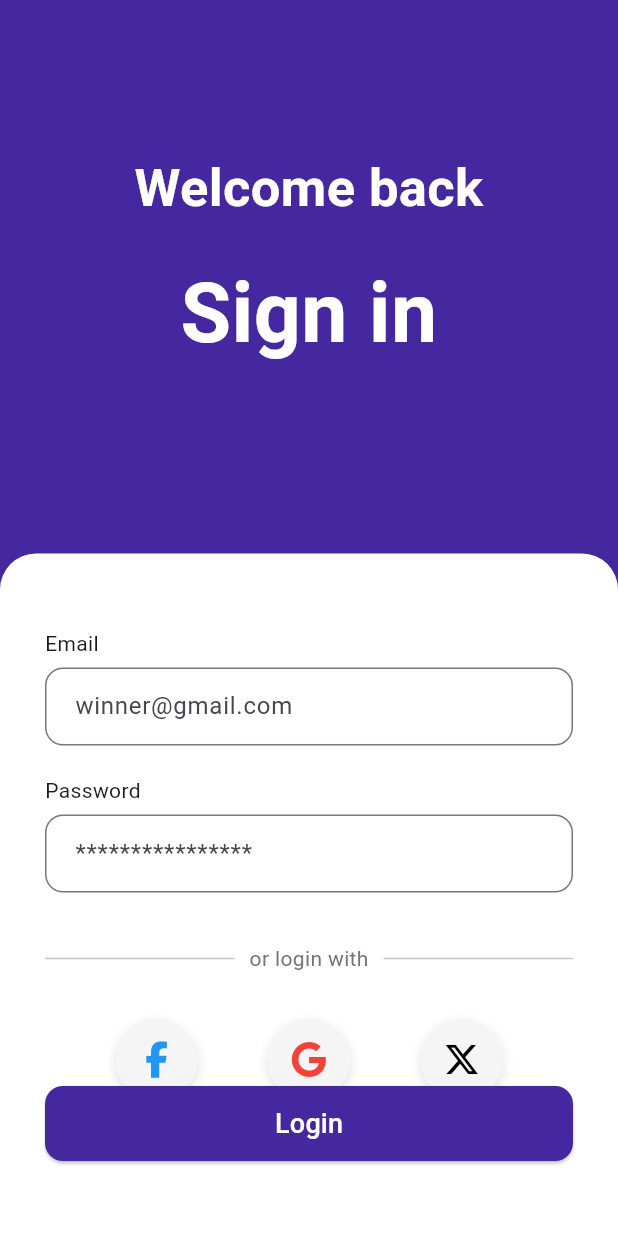
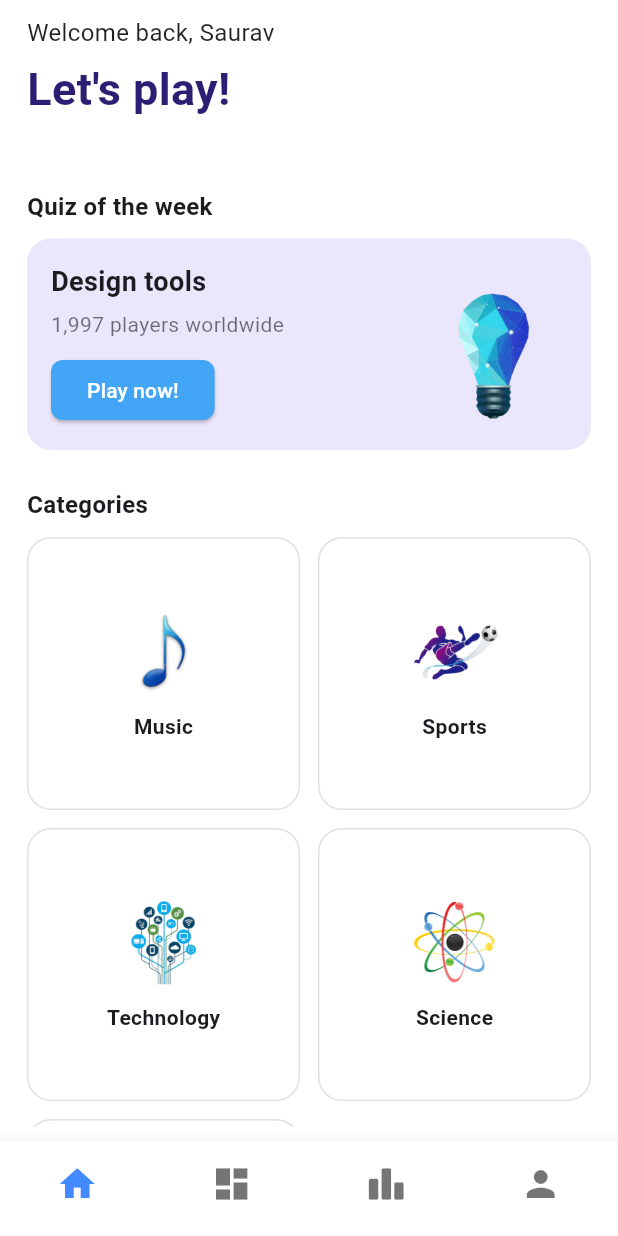
Before and after one commit to Saurav-KumarSingh/Quizopia, a Flutter app: the screen it shows after launch, on a phone screen of 412 x 824 dp. Run offline on Flutter 3.47's test engine with Material 3 defaults, Android fonts, the phone set to English and light mode, and no system bars; our stand-ins replace font_awesome_flutter.

Commit message:
bottom_nav and homescreen UI

```diff
--- /dev/null
+++ b/lib/views/screens/bottom_nav.dart
@@ -0,0 +1,64 @@
+import 'package:flutter/material.dart';
+import 'package:quizopia/views/screens/home.dart';
+
+class BottomNavScreen extends StatefulWidget {
+  const BottomNavScreen({super.key});
+
+  @override
+  State<BottomNavScreen> createState() => _BottomNavScreenState();
+}
+
+class _BottomNavScreenState extends State<BottomNavScreen> {
+  int currentIndex = 0;
+
+  final List<Widget> pages = [
+    HomeScreen(),
+    Center(child: Text('Cart')),
+    Center(child: Text('Category')),
+    Center(child: Text('Print')),
+  ];
+
+  @override
+  Widget build(BuildContext context) {
+    return Scaffold(
+      body: IndexedStack(
+        index: currentIndex,
+        children: pages,
+      ),
+      bottomNavigationBar: BottomNavigationBar(
+        currentIndex: currentIndex,
+        onTap: (index) {
+          setState(() {
+            currentIndex = index;
+          });
+        },
+        type: BottomNavigationBarType.fixed,
+        selectedItemColor: Colors.blueAccent,
+        unselectedItemColor: Colors.black54,
+        iconSize: 28,
+        elevation: 12,
+        backgroundColor: Colors.white,
+        showSelectedLabels: false,
+        showUnselectedLabels: false,
+        items: const [
+          BottomNavigationBarItem(
+            icon: Icon(Icons.home),
+            label: '',
+          ),
+          BottomNavigationBarItem(
+            icon: Icon(Icons.dashboard),
+            label: '',
+          ),
+          BottomNavigationBarItem(
+            icon: Icon(Icons.leaderboard_rounded),
+            label: '',
+          ),
+          BottomNavigationBarItem(
+            icon: Icon(Icons.person),
+            label: '',
+          ),
+        ],
+      ),
+    );
+  }
+}
--- /dev/null
+++ b/lib/views/screens/home.dart
@@ -0,0 +1,150 @@
+import 'package:flutter/material.dart';
+import 'package:quizopia/views/widgets/uihelper.dart';
+
+class HomeScreen extends StatelessWidget {
+  final Color primaryPurple = Color(0xFF2D1E73);
+  final Color lightPurple = Color(0xFFEAE6FB);
+
+  @override
+  Widget build(BuildContext context) {
+    return Scaffold(
+      backgroundColor: Colors.white,
+
+      body: SafeArea(
+        child: Padding(
+          padding: const EdgeInsets.symmetric(horizontal: 18.0, vertical: 10),
+          child: ListView(
+            children: [
+              const Text(
+                "Welcome back, Saurav",
+                style: TextStyle(fontSize: 16, color: Colors.black87),
+              ),
+              const SizedBox(height: 5),
+              const Text(
+                "Let's play!",
+                style: TextStyle(
+                  fontSize: 30,
+                  fontWeight: FontWeight.bold,
+                  color: Color(0xFF2D1E73),
+                ),
+              ),
+              const SizedBox(height: 20),
+
+              // Strike Card
+              // Container(
+              //   padding: const EdgeInsets.all(16),
+              //   decoration: BoxDecoration(
+              //     color: Color(0xFF2D1E73),
+              //     borderRadius: BorderRadius.circular(16),
+              //   ),
+              //   child: Column(
+              //     crossAxisAlignment: CrossAxisAlignment.start,
+              //     children: [
+              //       const Text(
+              //         "3 days strike!",
+              //         style: TextStyle(
+              //           color: Colors.white,
+              //           fontWeight: FontWeight.bold,
+              //           fontSize: 18,
+              //         ),
+              //       ),
+              //       const SizedBox(height: 5),
+              //       const Text(
+              //         "+10 daily points",
+              //         style: TextStyle(color: Colors.white70, fontSize: 14),
+              //       ),
+              //       const SizedBox(height: 10),
+              //       LinearProgressIndicator(
+              //         value: 0.6,
+              //         color: Colors.blue[200],
+              //         backgroundColor: Colors.white24,
+              //       ),
+              //     ],
+              //   ),
+              // ),
+
+              const SizedBox(height: 25),
+
+              const Text(
+                "Quiz of the week",
+                style: TextStyle(fontWeight: FontWeight.bold, fontSize: 16),
+              ),
+              const SizedBox(height: 10),
+
+              // Quiz Card
+              Container(
+                padding: const EdgeInsets.all(16),
+                decoration: BoxDecoration(
+                  color: lightPurple,
+                  borderRadius: BorderRadius.circular(16),
+                ),
+                child: Row(
+                  children: [
+                    Expanded(
+                      child: Column(
+                        crossAxisAlignment: CrossAxisAlignment.start,
+                        children: [
+                          const Text(
+                            "Design tools",
+                            style: TextStyle(
+                                fontSize: 18, fontWeight: FontWeight.bold),
+                          ),
+                          const SizedBox(height: 5),
+                          const Text("1,997 players worldwide",
+                              style: TextStyle(color: Colors.black54)),
+                          const SizedBox(height: 10),
+                          ElevatedButton(
+                            onPressed: () {},
+                            style: ElevatedButton.styleFrom(
+                              backgroundColor: Colors.blue[400],
+                              shape: RoundedRectangleBorder(
+                                  borderRadius: BorderRadius.circular(8)),
+                            ),
+                            child: const Text("Play now!",style: TextStyle(color: Colors.white),),
+                          ),
+                        ],
+                      ),
+                    ),
+                    const SizedBox(width: 10),
+                    Image.asset(
+                      "assets/images/bulb.png",
+                      height: 100,
+                      width: 100,
+                    ),
+                  ],
+                ),
+              ),
+
+              const SizedBox(height: 25),
+
+              const Text(
+                "Categories",
+                style: TextStyle(fontWeight: FontWeight.bold, fontSize: 16),
+              ),
+              const SizedBox(height: 10),
+
+              // Categories Grid
+              GridView.count(
+                crossAxisCount: 2,
+                shrinkWrap: true,
+                crossAxisSpacing: 12,
+                mainAxisSpacing: 12,
+                physics: const NeverScrollableScrollPhysics(),
+                children: [
+                  UiHelper.categoryCard("Music", "assets/images/music.png"),
+                  UiHelper.categoryCard("Sports", "assets/images/sports.png"),
+                  UiHelper.categoryCard("Technology", "assets/images/tech.png"),
+                  UiHelper.categoryCard("Science", "assets/images/science.png"),
+                  UiHelper.categoryCard("Science", "assets/images/bulb.png"),
+
+                ],
+              )
+            ],
+          ),
+        ),
+      ),
+    );
+  }
+
+
+}
--- a/lib/views/screens/login.dart
+++ b/lib/views/screens/login.dart
@@ -1,5 +1,6 @@
 import 'package:flutter/material.dart';
 import 'package:font_awesome_flutter/font_awesome_flutter.dart';
+import 'package:quizopia/views/widgets/uihelper.dart';
 
 class LoginScreen extends StatelessWidget {
   const LoginScreen({super.key});
@@ -103,31 +104,21 @@ class LoginScreen extends StatelessWidget {
                             Row(
                               mainAxisAlignment: MainAxisAlignment.spaceEvenly,
                               children: [
-                                _buildSocialButton(FontAwesomeIcons.facebookF, Colors.blue),
-                                _buildSocialButton(FontAwesomeIcons.google, Colors.red),
-                                _buildSocialButton(FontAwesomeIcons.xTwitter, Colors.black),
+                                UiHelper.socialButton(FontAwesomeIcons.facebookF, Colors.blue),
+                                UiHelper.socialButton(FontAwesomeIcons.google, Colors.red),
+                                UiHelper.socialButton(FontAwesomeIcons.xTwitter, Colors.black),
                               ],
                             ),
                           ],
                         ),
                       ),
                     ),
-                    SizedBox(
-                      height: 50,
-                      child: ElevatedButton(
-                        onPressed: () {},
-                        style: ElevatedButton.styleFrom(
-                          backgroundColor: Colors.deepPurple[800],
-                          shape: RoundedRectangleBorder(
-                            borderRadius: BorderRadius.circular(12),
-                          ),
-                        ),
-                        child: const Text(
-                          "Login",
-                          style: TextStyle(fontSize: 18, color: Colors.white),
-                        ),
-                      ),
-                    ),
+                    UiHelper.customButton(
+                      text: "Login",
+                      onPressed: () {
+                        print("Login button pressed");
+                      },
+                    )
                   ],
                 ),
               ),
@@ -138,23 +129,5 @@ class LoginScreen extends StatelessWidget {
     );
   }
 
-  Widget _buildSocialButton(IconData icon, Color color) {
-    return Container(
-      height: 55,
-      width: 55,
-      padding: const EdgeInsets.all(10),
-      decoration: BoxDecoration(
-        shape: BoxShape.circle,
-        color: Colors.grey[100],
-        boxShadow: [
-          BoxShadow(
-            color: Colors.black12,
-            blurRadius: 6,
-            offset: Offset(0, 3),
-          )
-        ],
-      ),
-      child: Center(child: FaIcon(icon, color: color)),
-    );
-  }
+
 }
--- a/lib/views/screens/splash_screen.dart
+++ b/lib/views/screens/splash_screen.dart
@@ -1,6 +1,6 @@
 import 'package:flutter/material.dart';
-import 'package:quizopia/views/screens/login.dart';
-import 'package:quizopia/views/screens/signup.dart';
+import 'package:quizopia/views/screens/bottom_nav.dart';
+import 'package:quizopia/views/screens/home.dart';
 
 
 class SplashScreen extends StatefulWidget {
@@ -19,7 +19,7 @@ class _SplashScreenState extends State<SplashScreen> {
     Future.delayed(const Duration(seconds: 3), () {
       Navigator.pushReplacement(
         context,
-        MaterialPageRoute(builder: (context) => const LoginScreen()),
+        MaterialPageRoute(builder: (context) =>  BottomNavScreen()),
       );
     });
   }
--- /dev/null
+++ b/lib/views/widgets/uihelper.dart
@@ -0,0 +1,114 @@
+import 'package:flutter/material.dart';
+import 'package:font_awesome_flutter/font_awesome_flutter.dart';
+
+class UiHelper {
+  // static CustomImage({required String img, double? scale}) {
+  //   return Image.asset(
+  //     "assets/images/$img",
+  //     scale: scale,
+  //   );
+  // }
+
+  static CustomText(
+      {required String text,
+        required Color color,
+        required FontWeight fontweight,
+        String? fontfamily,
+        required double fontsize}) {
+    return Text(
+      text,
+      style: TextStyle(
+          fontSize: fontsize,
+          fontFamily: fontfamily ?? 'regular',
+          fontWeight: fontweight,
+          color: color),
+
+    );
+  }
+  static CustomTextField({required TextEditingController controller}){
+    return Container(
+      height: 37,
+      width: 345,
+      decoration: BoxDecoration(
+        borderRadius: BorderRadius.circular(10),
+        color: Colors.white,
+      ),
+      child: TextField(
+        controller: controller,
+        decoration: InputDecoration(
+            hintText: "Search 'ice-cream'",
+            prefixIcon: Icon(Icons.search),
+            suffixIcon: Icon(Icons.mic,color: Colors.black,),
+            border: InputBorder.none
+
+        ),
+      ),
+    );
+  }
+
+  static Widget customButton({
+    required String text,
+    VoidCallback? onPressed,
+  }) {
+    return SizedBox(
+      height: 50,
+      child: ElevatedButton(
+        onPressed: onPressed ?? () {},
+        style: ElevatedButton.styleFrom(
+          backgroundColor: Colors.deepPurple[800],
+          shape: RoundedRectangleBorder(
+            borderRadius: BorderRadius.circular(12),
+          ),
+        ),
+        child: Text(
+          text,
+          style: const TextStyle(
+            fontSize: 18,
+            color: Colors.white,
+          ),
+        ),
+      ),
+    );
+  }
+
+
+  static Widget socialButton(IconData icon, Color color) {
+    return Container(
+      height: 55,
+      width: 55,
+      padding: const EdgeInsets.all(10),
+      decoration: BoxDecoration(
+        shape: BoxShape.circle,
+        color: Colors.grey[100],
+        boxShadow: [
+          BoxShadow(
+            color: Colors.black12,
+            blurRadius: 6,
+            offset: Offset(0, 3),
+          )
+        ],
+      ),
+      child: Center(child: FaIcon(icon, color: color)),
+    );
+  }
+
+  static Widget categoryCard(String title, String assetPath) {
+    return Container(
+      decoration: BoxDecoration(
+        border: Border.all(color: Colors.black12),
+        borderRadius: BorderRadius.circular(16),
+      ),
+      child: Column(
+        mainAxisAlignment: MainAxisAlignment.center,
+        children: [
+          Image.asset(assetPath, height: 60),
+          const SizedBox(height: 10),
+          Text(
+            title,
+            style: const TextStyle(fontWeight: FontWeight.bold),
+          ),
+        ],
+      ),
+    );
+  }
+}
```
Also changed, not shown: lib/views/screens/signup.dart (+12 -39 lines), assets/images/bulb.png (added), assets/images/music.png (added), assets/images/science.png (added), assets/images/sports.png (added), assets/images/tech.png (added).
